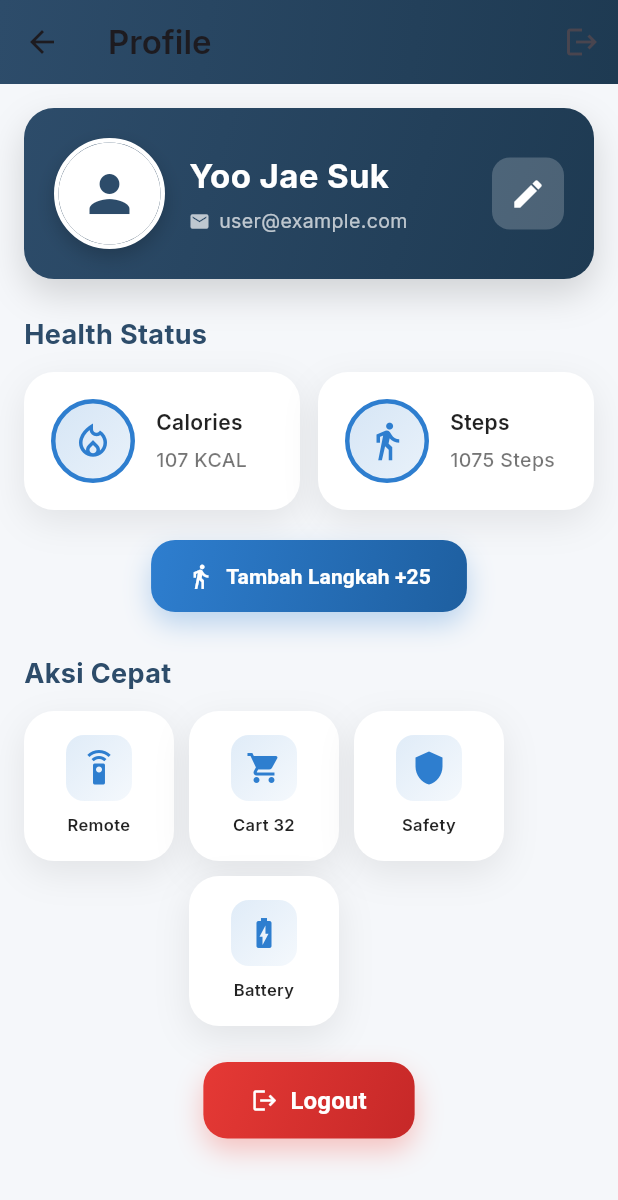
After one commit to PERSIVALS/CarryMateAPP, a Flutter app: the ProfileScreen screen opened directly, on a phone screen of 412 x 824 dp. The commit adds this screen. Shown: the top 1200 px of the screen. Run offline on Flutter 3.47's test engine with Material 3 defaults, Android fonts, the light colour scheme and no system bars; our stand-ins replace camera, google_fonts.

Commit message:
Menambahkan cart dan profile screen + update home screen

```diff
--- /dev/null
+++ b/lib/screen/profile_screen.dart
@@ -0,0 +1,446 @@
+import 'package:flutter/material.dart';
+import 'package:google_fonts/google_fonts.dart';
+import 'login_screen.dart';
+import 'remote_screen.dart';
+import 'cart_screen.dart';
+
+class UserHealth with ChangeNotifier {
+  UserHealth({required this.name, required this.email, this.steps = 1075, this.calories = 107});
+  String name;
+  String email;
+  int steps;
+  int calories; // simplistic static calories
+
+  void incrementSteps([int by = 10]) {
+    steps += by;
+    if (steps % 100 == 0) calories += 3; // trivial calories increase
+    notifyListeners();
+  }
+
+  void updateName(String newName) {
+    name = newName.trim();
+    notifyListeners();
+  }
+}
+
+class ProfileScreen extends StatefulWidget {
+  const ProfileScreen({super.key});
+
+  @override
+  State<ProfileScreen> createState() => _ProfileScreenState();
+}
+
+class _ProfileScreenState extends State<ProfileScreen> {
+  final user = UserHealth(name: 'Yoo Jae Suk', email: 'user@example.com');
+  bool _editing = false;
+  final _nameCtrl = TextEditingController();
+
+  @override
+  void initState() {
+    super.initState();
+    _nameCtrl.text = user.name;
+  }
+
+  @override
+  void dispose() {
+    _nameCtrl.dispose();
+    super.dispose();
+  }
+
+  @override
+  Widget build(BuildContext context) {
+    const primary = Color(0xFF2D4C6A);
+    return Scaffold(
+      backgroundColor: const Color(0xFFF5F7FA),
+      appBar: AppBar(
+        title: Text('Profile', style: GoogleFonts.inter(fontWeight: FontWeight.w600)),
+        backgroundColor: primary,
+        elevation: 0,
+        flexibleSpace: Container(
+          decoration: const BoxDecoration(
+            gradient: LinearGradient(
+              colors: [Color(0xFF2D4C6A), Color(0xFF1E3A52)],
+              begin: Alignment.topLeft,
+              end: Alignment.bottomRight,
+            ),
+          ),
+        ),
+        actions: [
+          IconButton(
+            icon: const Icon(Icons.logout),
+            tooltip: 'Logout',
+            onPressed: () {
+              // In future: FirebaseAuth.instance.signOut();
+              Navigator.pushAndRemoveUntil(
+                context,
+                MaterialPageRoute(builder: (_) => const LoginScreen()),
+                (route) => false,
+              );
+            },
+          )
+        ],
+      ),
+      body: AnimatedBuilder(
+        animation: user,
+        builder: (context, _) {
+          return SingleChildScrollView(
+            padding: const EdgeInsets.all(16),
+            child: Column(
+              crossAxisAlignment: CrossAxisAlignment.start,
+              children: [
+                // Profile card with gradient
+                Container(
+                  decoration: BoxDecoration(
+                    gradient: const LinearGradient(
+                      colors: [Color(0xFF2D4C6A), Color(0xFF1E3A52)],
+                      begin: Alignment.topLeft,
+                      end: Alignment.bottomRight,
+                    ),
+                    borderRadius: BorderRadius.circular(20),
+                    boxShadow: [
+                      BoxShadow(
+                        color: Colors.black.withValues(alpha: 0.15),
+                        blurRadius: 20,
+                        offset: const Offset(0, 10),
+                      ),
+                    ],
+                  ),
+                  padding: const EdgeInsets.all(20),
+                  child: Row(
+                    children: [
+                      Container(
+                        decoration: BoxDecoration(
+                          shape: BoxShape.circle,
+                          border: Border.all(color: Colors.white, width: 3),
+                          boxShadow: [
+                            BoxShadow(
+                              color: Colors.black.withValues(alpha: 0.2),
+                              blurRadius: 10,
+                              offset: const Offset(0, 5),
+                            ),
+                          ],
+                        ),
+                        child: const CircleAvatar(
+                          radius: 34,
+                          backgroundColor: Colors.white,
+                          child: Icon(Icons.person, size: 40, color: Color(0xFF2D4C6A)),
+                        ),
+                      ),
+                      const SizedBox(width: 16),
+                      Expanded(
+                        child: Column(
+                          crossAxisAlignment: CrossAxisAlignment.start,
+                          children: [
+                            _editing
+                                ? TextField(
+                                    controller: _nameCtrl,
+                                    decoration: const InputDecoration(
+                                      isDense: true,
+                                      labelText: 'Name',
+                                      labelStyle: TextStyle(color: Colors.white70),
+                                      enabledBorder: UnderlineInputBorder(
+                                        borderSide: BorderSide(color: Colors.white70),
+                                      ),
+                                      focusedBorder: UnderlineInputBorder(
+                                        borderSide: BorderSide(color: Colors.white),
+                                      ),
+                                    ),
+                                    style: const TextStyle(color: Colors.white),
+                                    onSubmitted: (v) => _saveName(),
+                                  )
+                                : Text(
+                                    user.name,
+                                    style: GoogleFonts.inter(
+                                      fontSize: 22,
+                                      fontWeight: FontWeight.w700,
+                                      color: Colors.white,
+                                    ),
+                                  ),
+                            const SizedBox(height: 6),
+                            Row(
+                              children: [
+                                const Icon(Icons.email, size: 14, color: Colors.white70),
+                                const SizedBox(width: 6),
+                                Text(
+                                  user.email,
+                                  style: GoogleFonts.inter(color: Colors.white70, fontSize: 13),
+                                ),
+                              ],
+                            ),
+                          ],
+                        ),
+                      ),
+                      Container(
+                        decoration: BoxDecoration(
+                          color: Colors.white.withValues(alpha: 0.2),
+                          borderRadius: BorderRadius.circular(12),
+                        ),
+                        child: IconButton(
+                          icon: Icon(_editing ? Icons.check : Icons.edit, color: Colors.white),
+                          onPressed: () => _editing ? _saveName() : setState(() => _editing = true),
+                        ),
+                      )
+                    ],
+                  ),
+                ),
+                const SizedBox(height: 24),
+                Text(
+                  'Health Status',
+                  style: GoogleFonts.inter(
+                    fontSize: 18,
+                    fontWeight: FontWeight.w700,
+                    color: const Color(0xFF2D4C6A),
+                  ),
+                ),
+                const SizedBox(height: 12),
+                Row(
+                  children: [
+                    Expanded(child: _healthCard('Calories', '${user.calories} KCAL', Icons.local_fire_department_outlined)),
+                    const SizedBox(width: 12),
+                    Expanded(child: _healthCard('Steps', '${user.steps} Steps', Icons.directions_walk)),
+                  ],
+                ),
+                const SizedBox(height: 20),
+                Center(
+                  child: Container(
+                    decoration: BoxDecoration(
+                      gradient: const LinearGradient(
+                        colors: [Color(0xFF2E7ECF), Color(0xFF1E5FA0)],
+                        begin: Alignment.topLeft,
+                        end: Alignment.bottomRight,
+                      ),
+                      borderRadius: BorderRadius.circular(16),
+                      boxShadow: [
+                        BoxShadow(
+                          color: const Color(0xFF2E7ECF).withValues(alpha: 0.3),
+                          blurRadius: 15,
+                          offset: const Offset(0, 8),
+                        ),
+                      ],
+                    ),
+                    child: ElevatedButton.icon(
+                      onPressed: () => user.incrementSteps(25),
+                      icon: const Icon(Icons.directions_walk, color: Colors.white),
+                      label: const Text(
+                        'Tambah Langkah +25',
+                        style: TextStyle(color: Colors.white, fontWeight: FontWeight.w600),
+                      ),
+                      style: ElevatedButton.styleFrom(
+                        backgroundColor: Colors.transparent,
+                        shadowColor: Colors.transparent,
+                        padding: const EdgeInsets.symmetric(horizontal: 24, vertical: 14),
+                      ),
+                    ),
+                  ),
+                ),
+                const SizedBox(height: 28),
+                Text(
+                  'Aksi Cepat',
+                  style: GoogleFonts.inter(
+                    fontSize: 18,
+                    fontWeight: FontWeight.w700,
+                    color: const Color(0xFF2D4C6A),
+                  ),
+                ),
+                const SizedBox(height: 12),
+                LayoutBuilder(
+                  builder: (context, constraints) {
+                    return Wrap(
+                      alignment: WrapAlignment.center,
+                      spacing: 10,
+                      runSpacing: 10,
+                      children: [
+                        _quickAction(Icons.settings_remote, 'Remote', () {
+                          Navigator.push(context, MaterialPageRoute(builder: (_) => const RemoteScreen()));
+                        }),
+                        _quickAction(Icons.shopping_cart, 'Cart 32', () {
+                          Navigator.push(context, MaterialPageRoute(builder: (_) => const CartScreen()));
+                        }),
+                        _quickAction(Icons.shield, 'Safety', () {
+                          _showInfoDialog(
+                            context,
+                            'Safety Tips',
+                            '1. Jaga jarak aman dengan robot saat bergerak.\n'
+                            '2. Pastikan area sekitar bebas dari halangan.\n'
+                            '3. Matikan perangkat jika terjadi anomali berat.\n'
+                            '4. Periksa roda & sensor secara berkala.',
+                          );
+                        }),
+                        _quickAction(Icons.battery_charging_full, 'Battery', () {
+                          _showInfoDialog(
+                            context,
+                            'Battery Status',
+                            'Perkiraan baterai saat ini 85%.\nGunakan mode hemat daya saat tinggal < 20%.',
+                          );
+                        }),
+                      ],
+                    );
+                  },
+                ),
+                const SizedBox(height: 24),
+                Center(
+                  child: Container(
+                    decoration: BoxDecoration(
+                      gradient: LinearGradient(
+                        colors: [Colors.red.shade600, Colors.red.shade800],
+                        begin: Alignment.topLeft,
+                        end: Alignment.bottomRight,
+                      ),
+                      borderRadius: BorderRadius.circular(16),
+                      boxShadow: [
+                        BoxShadow(
+                          color: Colors.red.withValues(alpha: 0.3),
+                          blurRadius: 15,
+                          offset: const Offset(0, 8),
+                        ),
+                      ],
+                    ),
+                    child: ElevatedButton.icon(
+                      style: ElevatedButton.styleFrom(
+                        backgroundColor: Colors.transparent,
+                        shadowColor: Colors.transparent,
+                        padding: const EdgeInsets.symmetric(horizontal: 32, vertical: 14),
+                      ),
+                      onPressed: () {
+                        Navigator.pushAndRemoveUntil(
+                          context,
+                          MaterialPageRoute(builder: (_) => const LoginScreen()),
+                          (route) => false,
+                        );
+                      },
+                      icon: const Icon(Icons.logout, color: Colors.white),
+                      label: const Text(
+                        'Logout',
+                        style: TextStyle(
+                          fontSize: 16,
+                          fontWeight: FontWeight.w600,
+                          color: Colors.white,
+                        ),
+                      ),
+                    ),
+                  ),
+                ),
+                const SizedBox(height: 16),
+              ],
+            ),
+          );
+        },
+      ),
+    );
+  }
+
+  Widget _healthCard(String title, String value, IconData icon) {
+    return Container(
+      padding: const EdgeInsets.all(18),
+      decoration: BoxDecoration(
+        color: Colors.white,
+        borderRadius: BorderRadius.circular(20),
+        boxShadow: [
+          BoxShadow(
+            color: Colors.black.withValues(alpha: 0.08),
+            blurRadius: 20,
+            offset: const Offset(0, 8),
+          ),
+        ],
+      ),
+      child: Row(
+        children: [
+          Container(
+            width: 56,
+            height: 56,
+            decoration: BoxDecoration(
+              shape: BoxShape.circle,
+              gradient: LinearGradient(
+                colors: [const Color(0xFF2E7ECF).withValues(alpha: 0.2), const Color(0xFF2E7ECF).withValues(alpha: 0.1)],
+                begin: Alignment.topLeft,
+                end: Alignment.bottomRight,
+              ),
+              border: Border.all(color: const Color(0xFF2E7ECF), width: 3),
+            ),
+            child: Icon(icon, color: const Color(0xFF2E7ECF), size: 28),
+          ),
+          const SizedBox(width: 14),
+          Expanded(
+            child: Column(crossAxisAlignment: CrossAxisAlignment.start, children: [
+              Text(title, style: GoogleFonts.inter(fontSize: 14, fontWeight: FontWeight.w600, color: Colors.black87)),
+              const SizedBox(height: 6),
+              Text(value, style: GoogleFonts.inter(fontSize: 13, color: Colors.black54, fontWeight: FontWeight.w500)),
+            ]),
+          )
+        ],
+      ),
+    );
+  }
+
+  Widget _quickAction(IconData icon, String label, VoidCallback onTap) {
+    return InkWell(
+      onTap: onTap,
+      borderRadius: BorderRadius.circular(18),
+      child: Container(
+        width: 100,
+        height: 100,
+        decoration: BoxDecoration(
+          color: Colors.white,
+          borderRadius: BorderRadius.circular(20),
+          boxShadow: [
+            BoxShadow(
+              color: Colors.black.withValues(alpha: 0.08),
+              blurRadius: 20,
+              offset: const Offset(0, 8),
+            ),
+          ],
+        ),
+        padding: const EdgeInsets.all(12),
+        child: Column(
+          mainAxisAlignment: MainAxisAlignment.center,
+          children: [
+            Container(
+              padding: const EdgeInsets.all(10),
+              decoration: BoxDecoration(
+                gradient: LinearGradient(
+                  colors: [
+                    const Color(0xFF2E7ECF).withValues(alpha: 0.15),
+                    const Color(0xFF2E7ECF).withValues(alpha: 0.05),
+                  ],
+                  begin: Alignment.topLeft,
+                  end: Alignment.bottomRight,
+                ),
+                borderRadius: BorderRadius.circular(12),
+              ),
+              child: Icon(icon, color: const Color(0xFF2E7ECF), size: 24),
+            ),
+            const SizedBox(height: 8),
+            Text(
+              label,
+              textAlign: TextAlign.center,
+              maxLines: 2,
+              overflow: TextOverflow.ellipsis,
+              style: GoogleFonts.inter(fontSize: 11, fontWeight: FontWeight.w600, color: Colors.black87),
+            ),
+          ],
+        ),
+      ),
+    );
+  }
+
+  void _saveName() {
+    user.updateName(_nameCtrl.text);
+    setState(() => _editing = false);
+  }
+
+  void _showInfoDialog(BuildContext context, String title, String content) {
+    showDialog(
+      context: context,
+      builder: (_) => AlertDialog(
+        title: Text(title),
+        content: Text(content),
+        actions: [
+          TextButton(
+            onPressed: () => Navigator.pop(context),
+            child: const Text('Tutup'),
+          ),
+        ],
+      ),
+    );
+  }
+}
```
Also changed, not shown: lib/screen/cart_screen.dart (added, +243 -0 lines), lib/screen/home_screen.dart (+15 -15 lines), 2 other files.
